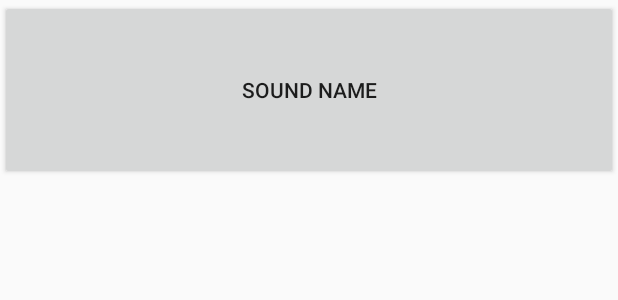
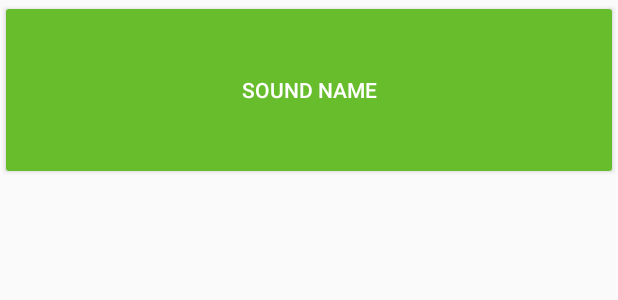
Before and after one commit to oleksavr/BeatBox2, an Android app: the layout list_item_sound.xml on its own in the app's theme, with its tools: preview values and no code run, on a phone screen of 412 x 824 dp. Shown: the top 300 px of the screen. Run offline under Robolectric (Android 15) with nearby library versions, the phone set to English and light mode, and no system bars.

Commit message:
Changed color style

```diff
--- a/app/src/main/res/layout/list_item_sound.xml
+++ b/app/src/main/res/layout/list_item_sound.xml
@@ -1,8 +1,18 @@
 
 <layout xmlns:android="http://schemas.android.com/apk/res/android"
     xmlns:tools="http://schemas.android.com/tools">
- <Button
-     android:layout_width="match_parent"
-     android:layout_height="120dp"
-     tools:text="Sound name"/>
+
+    <data>
+        <variable
+            name="viewModel"
+            type="com.example.beatbox.model.SoundViewModel" />
+    </data>
+
+    <Button
+
+        android:layout_width="match_parent"
+        android:layout_height="120dp"
+        android:text="@{viewModel.title}"
+         android:theme="@style/RaisedButtonGreen"
+        tools:text="Sound name" />
 </layout>
--- a/app/src/main/res/values/styles.xml
+++ b/app/src/main/res/values/styles.xml
@@ -8,4 +8,10 @@
         <item name="colorAccent">@color/colorAccent</item>
     </style>
 
+    <style parent="Theme.AppCompat.Light" name="RaisedButtonGreen">
+        <item name="colorButtonNormal">#68BD2D</item>
+        <item name="colorControlHighlight">#dddd</item>
+        <item name="android:textColor">@android:color/white</item>
+    </style>
+
 </resources>
```
Also changed, not shown: app/src/main/java/com/example/beatbox/model/BeatBoxFragment.java (+8 -1 lines), app/src/main/java/com/example/beatbox/model/SoundViewModel.java (added, +29 -0 lines), 8 other files.
